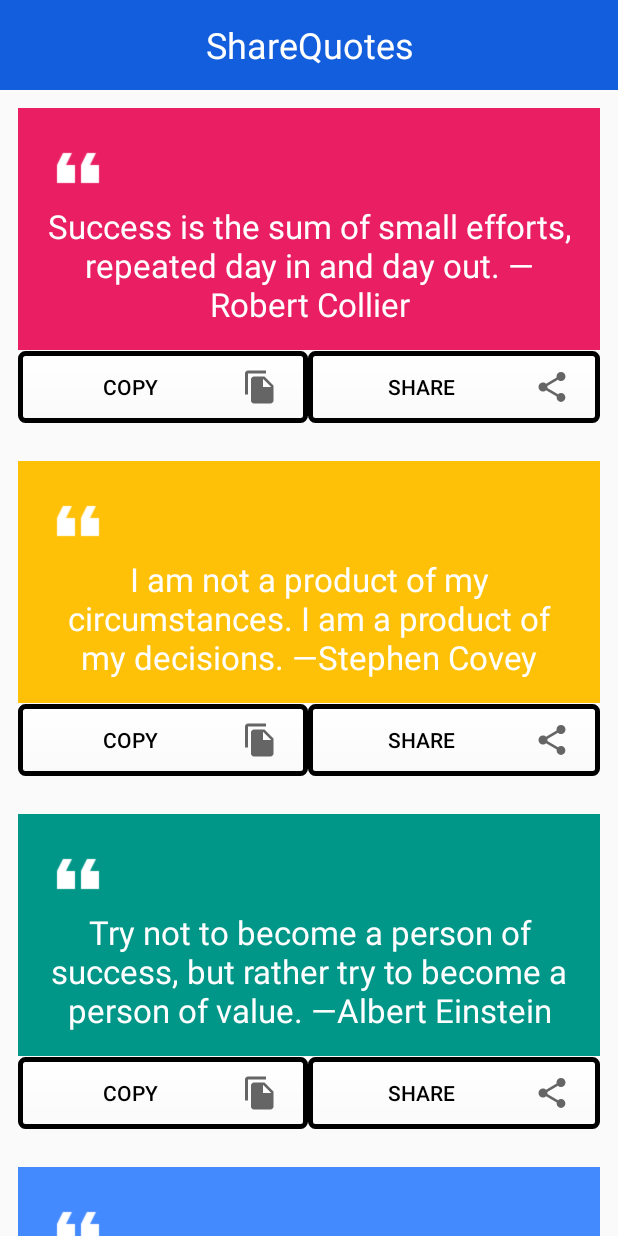
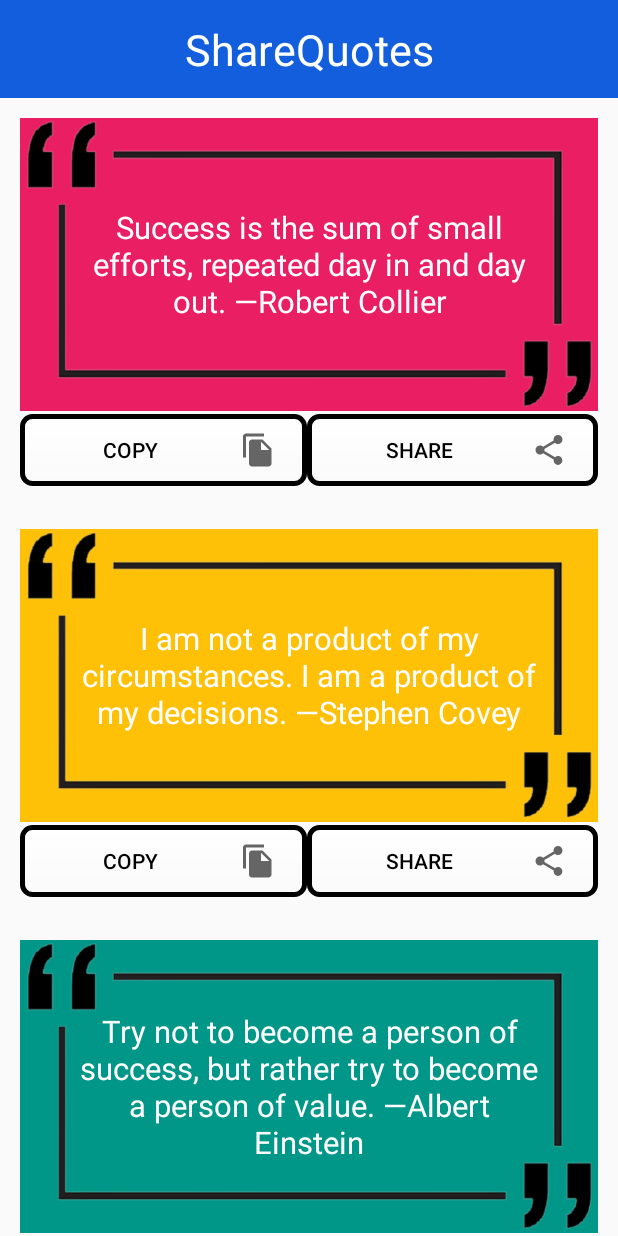
Before and after one commit to hemantj99/Quotes-App, an Android app: the MainActivity screen opened directly, with no data from a screen before it, on a phone screen of 412 x 824 dp. Run offline under Robolectric (Android 15) with nearby library versions, the phone set to English and light mode, and no system bars; our stand-ins replace sdp/ssp sizes.

Commit message:
Design of Application Changes and Bug Fixes

```diff
--- a/app/build.gradle
+++ b/app/build.gradle
@@ -24,6 +24,7 @@ dependencies {
     implementation 'androidx.appcompat:appcompat:1.2.0'
     implementation 'com.google.android.material:material:1.2.1'
     implementation 'com.airbnb.android:lottie:3.5.0'
+    implementation 'com.intuit.sdp:sdp-android:1.0.6'
     implementation 'androidx.constraintlayout:constraintlayout:2.0.4'
     implementation 'androidx.recyclerview:recyclerview:1.1.0'
     testImplementation 'junit:junit:4.+'
--- a/app/src/main/java/com/hemant/ShareQuotes/MainActivity.java
+++ b/app/src/main/java/com/hemant/ShareQuotes/MainActivity.java
@@ -5,8 +5,6 @@ import android.os.Bundle;
 import androidx.appcompat.app.AppCompatActivity;
 import androidx.recyclerview.widget.LinearLayoutManager;
 import androidx.recyclerview.widget.RecyclerView;
-
-import com.hemant.ShareQuotes.R;
 
 import java.io.BufferedReader;
 import java.io.IOException;
--- a/app/src/main/java/com/hemant/ShareQuotes/QuotesAdapter.java
+++ b/app/src/main/java/com/hemant/ShareQuotes/QuotesAdapter.java
@@ -12,7 +12,6 @@ import android.widget.Button;
 import android.widget.LinearLayout;
 import android.widget.TextView;
 import android.widget.Toast;
-import com.hemant.ShareQuotes.R;
 
 import androidx.recyclerview.widget.RecyclerView;
 
@@ -59,9 +58,9 @@ public class QuotesAdapter extends RecyclerView.Adapter<QuotesAdapter.QuotesView
             @Override
             public void onClick(View v) {
                 Intent txtIntent = new Intent(Intent.ACTION_SEND);
-                txtIntent .setType("text/plain");
+                txtIntent.setType("text/plain");
                 txtIntent.setFlags(Intent.FLAG_ACTIVITY_NEW_TASK);
-                txtIntent .putExtra(Intent.EXTRA_TEXT, quotes.get(i));
+                txtIntent.putExtra(Intent.EXTRA_TEXT, quotes.get(i));
                 context.startActivity(Intent.createChooser(txtIntent ,"Share"));
                 Toast.makeText(context, "Sharing..", Toast.LENGTH_SHORT).show();
             }
--- a/app/src/main/res/drawable/button_border.xml
+++ b/app/src/main/res/drawable/button_border.xml
@@ -3,6 +3,6 @@
     android:shape="rectangle">
     <gradient android:startColor="#FFFFFF"
         android:angle="270" />
-    <corners android:radius="3dp" />
+    <corners android:radius="@dimen/_5sdp" />
     <stroke android:width="5px" android:color="#000" />
 </shape>
--- a/app/src/main/res/layout/activity_main.xml
+++ b/app/src/main/res/layout/activity_main.xml
@@ -8,12 +8,12 @@
 
     <TextView
         android:layout_width="match_parent"
-        android:layout_height="60dp"
+        android:layout_height="@dimen/_50sdp"
         android:background="#135EDD"
         android:gravity="center"
         android:text="@string/app_name"
         android:textColor="#FFF"
-        android:textSize="24sp" />
+        android:textSize="@dimen/_22sdp" />
 
     <androidx.recyclerview.widget.RecyclerView
         android:id="@+id/quoteList"
--- a/app/src/main/res/layout/activity_splash.xml
+++ b/app/src/main/res/layout/activity_splash.xml
@@ -8,9 +8,9 @@
 
     <com.airbnb.lottie.LottieAnimationView
         android:id="@+id/quotes"
-        android:layout_width="271dp"
-        android:layout_height="250dp"
-        android:layout_marginBottom="332dp"
+        android:layout_width="@dimen/_180sdp"
+        android:layout_height="@dimen/_180sdp"
+        android:layout_marginBottom="@dimen/_250sdp"
         app:layout_constraintBottom_toBottomOf="parent"
         app:layout_constraintEnd_toEndOf="parent"
         app:layout_constraintStart_toStartOf="parent"
@@ -23,10 +23,10 @@
         android:layout_height="wrap_content"
         android:text="ShareQuotes"
         android:textColor="#000000"
-        android:textSize="44sp"
+        android:textSize="@dimen/_30sdp"
         app:layout_constraintBottom_toBottomOf="parent"
         app:layout_constraintEnd_toEndOf="parent"
-        app:layout_constraintHorizontal_bias="0.497"
+        app:layout_constraintHorizontal_bias="0.5"
         app:layout_constraintStart_toStartOf="parent"
         app:layout_constraintTop_toBottomOf="@+id/quotes"
         app:layout_constraintVertical_bias="0.0" />
--- a/app/src/main/res/layout/list_item_quote.xml
+++ b/app/src/main/res/layout/list_item_quote.xml
@@ -4,33 +4,29 @@
     android:layout_height="wrap_content"
     xmlns:app="http://schemas.android.com/apk/res-auto"
     android:orientation="vertical"
-    android:padding="12dp">
+    android:padding="@dimen/_10sdp">
 
     <LinearLayout
         android:id="@+id/quoteContainer"
         android:layout_width="match_parent"
         android:layout_height="wrap_content"
-        android:orientation="vertical"
-        android:padding="16dp">
+        android:orientation="vertical">
 
-        <ImageView
-            android:layout_width="48dp"
-            android:layout_height="48dp"
-            android:src="@drawable/quote" />
-
-        <TextView
-            android:id="@+id/textQuote"
-            android:layout_width="wrap_content"
-            android:layout_height="wrap_content"
-            android:textAlignment="center"
-            android:text="This is a sample quote. You can write anything you want."
-            android:textColor="#FFF"
-            android:textSize="22sp" />
+    <TextView
+        android:id="@+id/textQuote"
+        android:layout_width="match_parent"
+        android:layout_height="@dimen/_150sdp"
+        android:gravity="center"
+        android:background="@drawable/quotes"
+        android:text="This is a sample quote. You can write anything you want."
+        android:textColor="#ffffff"
+        android:padding="@dimen/_26sdp"
+        android:textSize="@dimen/_16sdp" />
 
     </LinearLayout>
     <LinearLayout
         android:layout_width="match_parent"
-        android:layout_height="50dp"
+        android:layout_height="@dimen/_40sdp"
         android:gravity="center"
         android:orientation="horizontal"
         app:layout_constraintEnd_toEndOf="parent"
@@ -43,7 +39,7 @@
             android:layout_width="wrap_content"
             android:layout_height="wrap_content"
             android:layout_weight="1"
-            android:paddingRight="20dp"
+            android:paddingRight="@dimen/_16sdp"
             android:background="@drawable/button_border"
             android:text="Copy"
             android:textColor="#000"
@@ -57,7 +53,7 @@
             android:layout_width="wrap_content"
             android:layout_height="wrap_content"
             android:layout_weight="1"
-            android:paddingRight="20dp"
+            android:paddingRight="@dimen/_16sdp"
             android:background="@drawable/button_border"
             android:drawableRight="@drawable/ic_baseline_share_24"
             android:textColor="#000"
@@ -67,7 +63,4 @@
 
 
     </LinearLayout>
-
-
-
 </LinearLayout>
```
Also changed, not shown: app/src/main/java/com/hemant/ShareQuotes/SplashActivity.java (+4 -4 lines), app/src/main/res/drawable-v24/logo.png (added), app/src/main/res/drawable-v24/quotes.png (added), app/src/main/res/drawable/quote.png (deleted), app/src/main/res/drawable/quotes.png (added).
